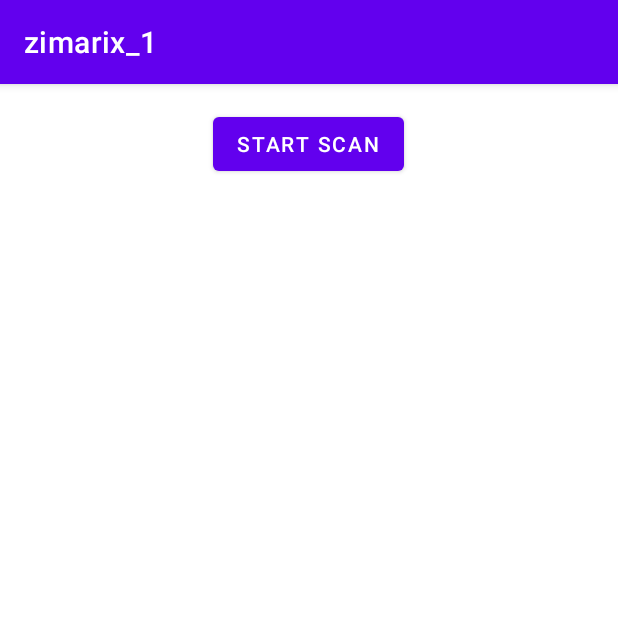
After one commit to tejak85z/zimarix_android, an Android app: the btspeaker screen opened directly, with no data from a screen before it, on a phone screen of 412 x 824 dp, the top half of it. The commit adds this screen. Run offline under Robolectric (Android 15) with nearby library versions, the phone set to English and light mode, and no system bars.

Commit message:
ww enhancement may 6

```diff
--- a/app/build.gradle
+++ b/app/build.gradle
@@ -44,6 +44,8 @@ dependencies {
     implementation 'androidx.lifecycle:lifecycle-livedata-ktx:2.4.0'
     implementation 'androidx.lifecycle:lifecycle-viewmodel-ktx:2.4.0'
     implementation 'androidx.preference:preference:1.1.1'
+    implementation 'androidx.navigation:navigation-fragment-ktx:2.3.5'
+    implementation 'androidx.navigation:navigation-ui-ktx:2.3.5'
     testImplementation 'junit:junit:4.+'
     androidTestImplementation 'androidx.test.ext:junit:1.1.3'
     androidTestImplementation 'androidx.test.espresso:espresso-core:3.4.0'
--- a/app/src/main/AndroidManifest.xml
+++ b/app/src/main/AndroidManifest.xml
@@ -25,6 +25,9 @@
         android:roundIcon="@mipmap/ic_launcher_round"
         android:supportsRtl="true"
         android:theme="@style/Theme.Zimarix_1">
+        <activity
+            android:name=".btspeaker"
+            android:exported="false" />
         <activity
             android:name=".avsregistration"
             android:exported="false" />
--- /dev/null
+++ b/app/src/main/res/layout/activity_btspeaker.xml
@@ -0,0 +1,37 @@
+<?xml version="1.0" encoding="utf-8"?>
+<androidx.constraintlayout.widget.ConstraintLayout xmlns:android="http://schemas.android.com/apk/res/android"
+    xmlns:app="http://schemas.android.com/apk/res-auto"
+    xmlns:tools="http://schemas.android.com/tools"
+    android:layout_width="match_parent"
+    android:layout_height="match_parent"
+    tools:context=".btspeaker">
+
+    <Button
+        android:id="@+id/bt_scan"
+        android:layout_width="wrap_content"
+        android:layout_height="wrap_content"
+        android:layout_marginTop="16dp"
+        android:text="Start Scan"
+        app:layout_constraintEnd_toEndOf="parent"
+        app:layout_constraintHorizontal_bias="0.498"
+        app:layout_constraintStart_toStartOf="parent"
+        app:layout_constraintTop_toTopOf="parent" />
+
+    <ProgressBar
+        android:id="@+id/progress_Bar"
+        style="?android:attr/progressBarStyle"
+        android:layout_width="200dp"
+        android:layout_height="wrap_content"
+        android:layout_centerInParent="true"
+        android:indeterminate="true"
+        android:max="100"
+        android:minWidth="200dp"
+        android:minHeight="50dp"
+        android:progress="0"
+        android:visibility="invisible"
+        app:layout_constraintBottom_toBottomOf="parent"
+        app:layout_constraintEnd_toEndOf="parent"
+        app:layout_constraintStart_toStartOf="parent"
+        app:layout_constraintTop_toTopOf="parent" />
+
+</androidx.constraintlayout.widget.ConstraintLayout>
```
Also changed, not shown: app/src/main/java/com/example/zimarix_1/btspeaker.kt (added, +79 -0 lines), app/src/main/res/values/strings.xml (+9 -0 lines).
